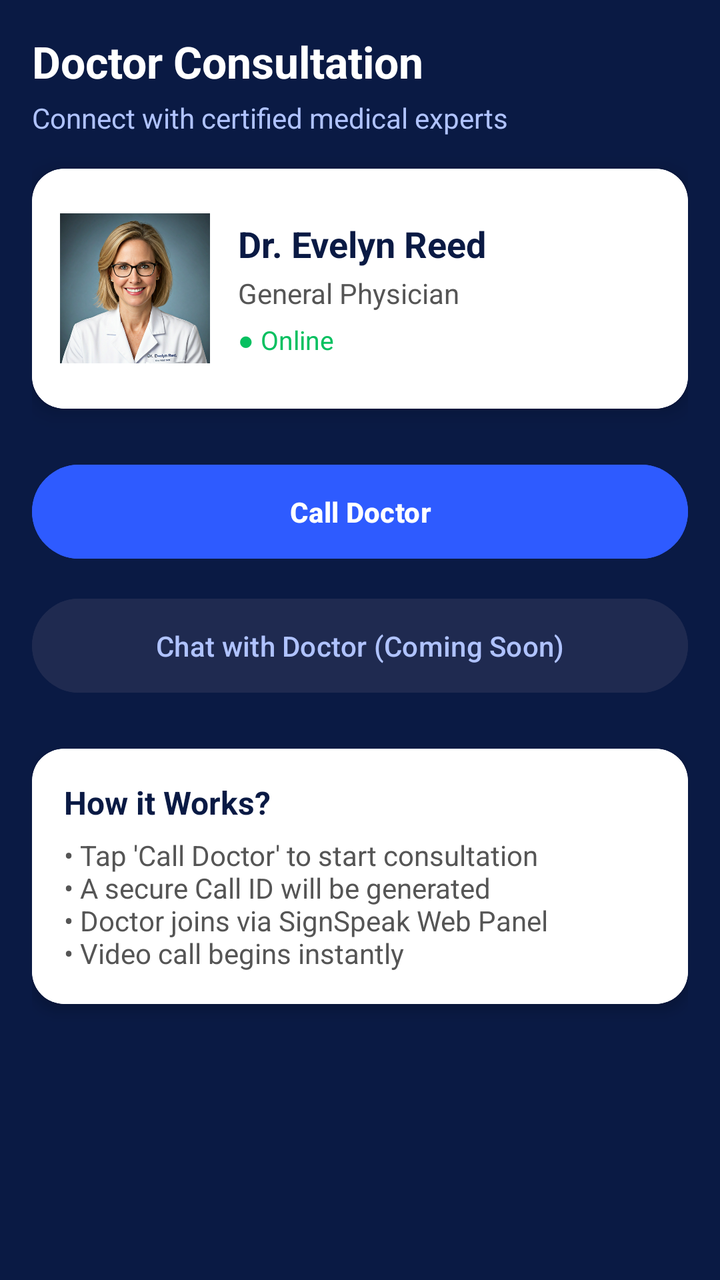
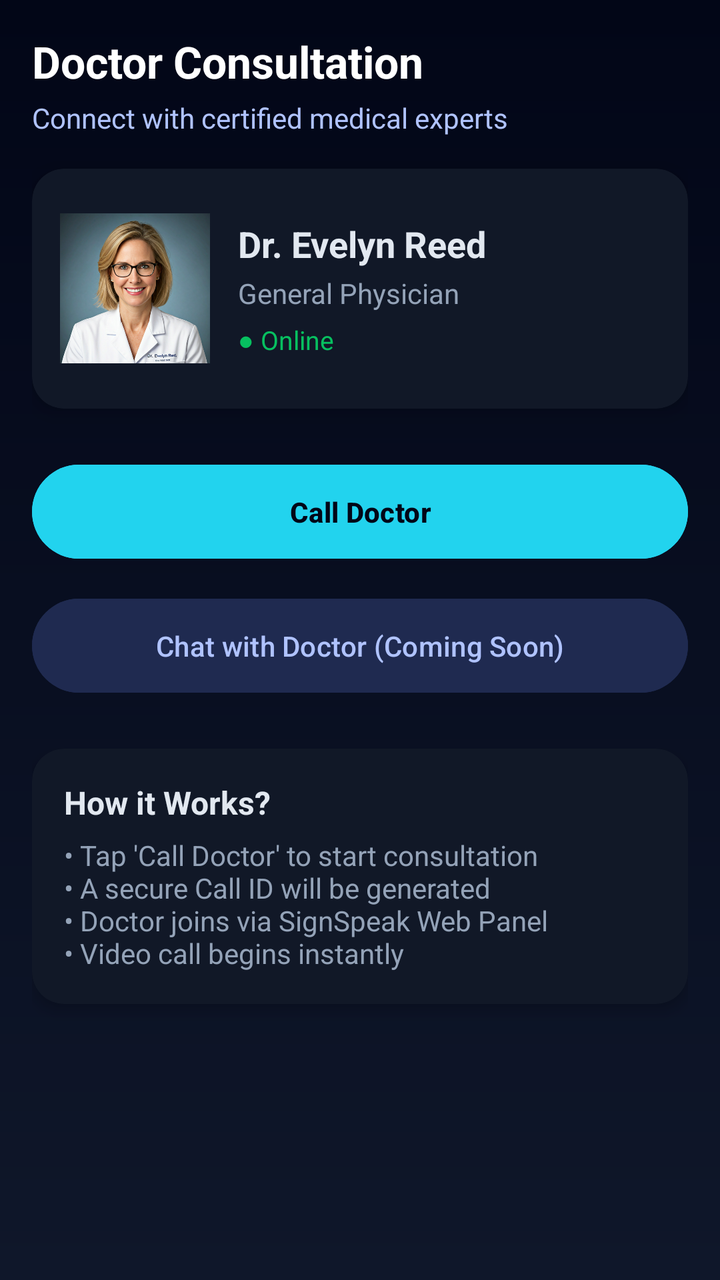

Compare the two renders of this Android layout. The source of the first and the diff that turns it into the second are given below.
<!-- AndroidManifest.xml: application theme Theme.SignSpeak -->
<!-- res/layout/activity_doctor_page.xml -->
<?xml version="1.0" encoding="utf-8"?>
<androidx.constraintlayout.widget.ConstraintLayout xmlns:android="http://schemas.android.com/apk/res/android"
    xmlns:app="http://schemas.android.com/apk/res-auto"
    xmlns:tools="http://schemas.android.com/tools"
    android:id="@+id/main"
    android:layout_width="match_parent"
    android:layout_height="match_parent"
    android:background="#0A1A44"
    android:padding="16dp"
    tools:context=".DoctorPageActivity">

    
    <TextView
        android:id="@+id/tvTitle"
        android:layout_width="0dp"
        android:layout_height="wrap_content"
        android:text="Doctor Consultation"
        android:textColor="@android:color/white"
        android:textStyle="bold"
        android:textSize="22sp"
        app:layout_constraintTop_toTopOf="parent"
        app:layout_constraintStart_toStartOf="parent"
        app:layout_constraintEnd_toEndOf="parent" />

    
    <TextView
        android:id="@+id/tvSubtitle"
        android:layout_width="0dp"
        android:layout_height="wrap_content"
        android:text="Connect with certified medical experts"
        android:textColor="#B0C3FF"
        android:textSize="14sp"
        android:layout_marginTop="4dp"
        app:layout_constraintTop_toBottomOf="@+id/tvTitle"
        app:layout_constraintStart_toStartOf="parent"
        app:layout_constraintEnd_toEndOf="parent" />

    
    <androidx.cardview.widget.CardView
        android:id="@+id/doctorCard"
        android:layout_width="0dp"
        android:layout_height="120dp"
        android:layout_marginTop="16dp"
        app:cardCornerRadius="16dp"
        app:cardElevation="6dp"
        app:layout_constraintTop_toBottomOf="@id/tvSubtitle"
        app:layout_constraintStart_toStartOf="parent"
        app:layout_constraintEnd_toEndOf="parent">

        <LinearLayout
            android:layout_width="match_parent"
            android:layout_height="match_parent"
            android:orientation="horizontal"
            android:background="@drawable/rounded_white"
            android:padding="14dp"
            android:gravity="center_vertical">

            <ImageView
                android:id="@+id/ivDoctor"
                android:layout_width="75dp"
                android:layout_height="75dp"
                android:src="@drawable/dr_one"
                android:scaleType="centerCrop"
                android:background="@drawable/rounded_white"
                android:layout_marginEnd="14dp" />

            <LinearLayout
                android:layout_width="0dp"
                android:layout_height="wrap_content"
                android:layout_weight="1"
                android:orientation="vertical">

                <TextView
                    android:id="@+id/tvDoctorName"
                    android:layout_width="wrap_content"
                    android:layout_height="wrap_content"
                    android:text="Dr. Evelyn Reed"
                    android:textColor="#0A1A44"
                    android:textSize="18sp"
                    android:textStyle="bold" />

                <TextView
                    android:id="@+id/tvDoctorSpeciality"
                    android:layout_width="wrap_content"
                    android:layout_height="wrap_content"
                    android:text="General Physician"
                    android:textSize="14sp"
                    android:textColor="#555"
                    android:layout_marginTop="3dp" />

                <TextView
                    android:id="@+id/tvDoctorStatus"
                    android:layout_width="wrap_content"
                    android:layout_height="wrap_content"
                    android:text="● Online"
                    android:textColor="#07C060"
                    android:textSize="13sp"
                    android:layout_marginTop="5dp" />
            </LinearLayout>

        </LinearLayout>

    </androidx.cardview.widget.CardView>

    
    <Button
        android:id="@+id/btnCallDoctor"
        android:layout_width="0dp"
        android:layout_height="55dp"
        android:text="Call Doctor"
        android:textColor="@android:color/white"
        android:backgroundTint="#2E5BFF"
        android:textStyle="bold"
        android:layout_marginTop="24dp"
        app:layout_constraintTop_toBottomOf="@id/doctorCard"
        app:layout_constraintStart_toStartOf="parent"
        app:layout_constraintEnd_toEndOf="parent" />

    
    <Button
        android:id="@+id/btnChatDoctor"
        android:layout_width="0dp"
        android:layout_height="55dp"
        android:text="Chat with Doctor (Coming Soon)"
        android:textColor="#B0C3FF"
        android:enabled="false"
        android:backgroundTint="#1F2A50"
        android:layout_marginTop="12dp"
        app:layout_constraintTop_toBottomOf="@id/btnCallDoctor"
        app:layout_constraintStart_toStartOf="parent"
        app:layout_constraintEnd_toEndOf="parent" />

    
    <androidx.cardview.widget.CardView
        android:id="@+id/infoCard"
        android:layout_width="0dp"
        android:layout_height="wrap_content"
        android:layout_marginTop="24dp"
        app:cardCornerRadius="16dp"
        app:cardElevation="4dp"
        app:layout_constraintTop_toBottomOf="@id/btnChatDoctor"
        app:layout_constraintStart_toStartOf="parent"
        app:layout_constraintEnd_toEndOf="parent">

        <LinearLayout
            android:layout_width="match_parent"
            android:layout_height="wrap_content"
            android:orientation="vertical"
            android:background="@drawable/rounded_white"
            android:padding="16dp">

            <TextView
                android:layout_height="wrap_content"
                android:layout_width="wrap_content"
                android:text="How it Works?"
                android:textColor="#0A1A44"
                android:textSize="16sp"
                android:textStyle="bold"
                android:layout_marginBottom="6dp"/>

            <TextView
                android:layout_height="wrap_content"
                android:layout_width="wrap_content"
                android:text="• Tap 'Call Doctor' to start consultation\n• A secure Call ID will be generated\n• Doctor joins via SignSpeak Web Panel\n• Video call begins instantly"
                android:textSize="14sp"
                android:textColor="#555"/>
        </LinearLayout>

    </androidx.cardview.widget.CardView>

</androidx.constraintlayout.widget.ConstraintLayout>
<!-- resources referenced by this layout -->
<resources>
  <!-- drawable dr_one: png bitmap (drawable, 374200 bytes) -->
  <!-- drawable rounded_white (drawable) -->
  <shape xmlns:android="http://schemas.android.com/apk/res/android">
      <solid android:color="#FFFFFF"/>
      <corners android:radius="16dp"/>
  </shape>
  <style name="Theme.SignSpeak" parent="Base.Theme.SignSpeak" />
  <style name="Base.Theme.SignSpeak" parent="Theme.Material3.DayNight.NoActionBar">
          
          
      </style>
</resources>

<!-- the commit's change to res/layout/activity_doctor_page.xml (unified diff, before → after) -->
@@ -5,7 +5,7 @@
     android:id="@+id/main"
     android:layout_width="match_parent"
     android:layout_height="match_parent"
-    android:background="#0A1A44"
+    android:background="@drawable/bg_screen_gradient"
     android:padding="16dp"
     tools:context=".DoctorPageActivity">
 
@@ -43,6 +43,7 @@
         android:layout_marginTop="16dp"
         app:cardCornerRadius="16dp"
         app:cardElevation="6dp"
+        app:cardBackgroundColor="@color/colorCard"
         app:layout_constraintTop_toBottomOf="@id/tvSubtitle"
         app:layout_constraintStart_toStartOf="parent"
         app:layout_constraintEnd_toEndOf="parent">
@@ -51,7 +52,6 @@
             android:layout_width="match_parent"
             android:layout_height="match_parent"
             android:orientation="horizontal"
-            android:background="@drawable/rounded_white"
             android:padding="14dp"
             android:gravity="center_vertical">
 
@@ -75,7 +75,7 @@
                     android:layout_width="wrap_content"
                     android:layout_height="wrap_content"
                     android:text="Dr. Evelyn Reed"
-                    android:textColor="#0A1A44"
+                    android:textColor="@color/colorTextPrimary"
                     android:textSize="18sp"
                     android:textStyle="bold" />
 
@@ -85,7 +85,7 @@
                     android:layout_height="wrap_content"
                     android:text="General Physician"
                     android:textSize="14sp"
-                    android:textColor="#555"
+                    android:textColor="@color/colorTextSecondary"
                     android:layout_marginTop="3dp" />
 
                 <TextView
@@ -108,8 +108,8 @@
         android:layout_width="0dp"
         android:layout_height="55dp"
         android:text="Call Doctor"
-        android:textColor="@android:color/white"
-        android:backgroundTint="#2E5BFF"
+        android:textColor="@color/colorBackground"
+        android:backgroundTint="@color/colorPrimary"
         android:textStyle="bold"
         android:layout_marginTop="24dp"
         app:layout_constraintTop_toBottomOf="@id/doctorCard"
@@ -138,6 +138,7 @@
         android:layout_marginTop="24dp"
         app:cardCornerRadius="16dp"
         app:cardElevation="4dp"
+        app:cardBackgroundColor="@color/colorCard"
         app:layout_constraintTop_toBottomOf="@id/btnChatDoctor"
         app:layout_constraintStart_toStartOf="parent"
         app:layout_constraintEnd_toEndOf="parent">
@@ -146,14 +147,13 @@
             android:layout_width="match_parent"
             android:layout_height="wrap_content"
             android:orientation="vertical"
-            android:background="@drawable/rounded_white"
             android:padding="16dp">
 
             <TextView
                 android:layout_height="wrap_content"
                 android:layout_width="wrap_content"
                 android:text="How it Works?"
-                android:textColor="#0A1A44"
+                android:textColor="@color/colorTextPrimary"
                 android:textSize="16sp"
                 android:textStyle="bold"
                 android:layout_marginBottom="6dp"/>
@@ -163,7 +163,7 @@
                 android:layout_width="wrap_content"
                 android:text="• Tap 'Call Doctor' to start consultation\n• A secure Call ID will be generated\n• Doctor joins via SignSpeak Web Panel\n• Video call begins instantly"
                 android:textSize="14sp"
-                android:textColor="#555"/>
+                android:textColor="@color/colorTextSecondary"/>
         </LinearLayout>
 
     </androidx.cardview.widget.CardView>
<!-- resource entries referenced after the edit -->
@@ -1,5 +1,19 @@
 <!-- resources referenced by this layout -->
 <resources>
+  <color name="colorBackground">#020617</color>
+  <color name="colorCard">#111827</color>
+  <color name="colorPrimary">#22D3EE</color>
+  <color name="colorTextPrimary">#E2E8F0</color>
+  <color name="colorTextSecondary">#94A3B8</color>
+  <!-- drawable bg_screen_gradient (drawable) -->
+  <?xml version="1.0" encoding="utf-8"?>
+  <shape xmlns:android="http://schemas.android.com/apk/res/android"
+      android:shape="rectangle">
+      <gradient
+          android:startColor="#0F172A"
+          android:endColor="#020617"
+          android:angle="90"/>
+  </shape>
   <!-- drawable dr_one: png bitmap (drawable, 374200 bytes) -->
   <!-- drawable rounded_white (drawable) -->
   <shape xmlns:android="http://schemas.android.com/apk/res/android">
